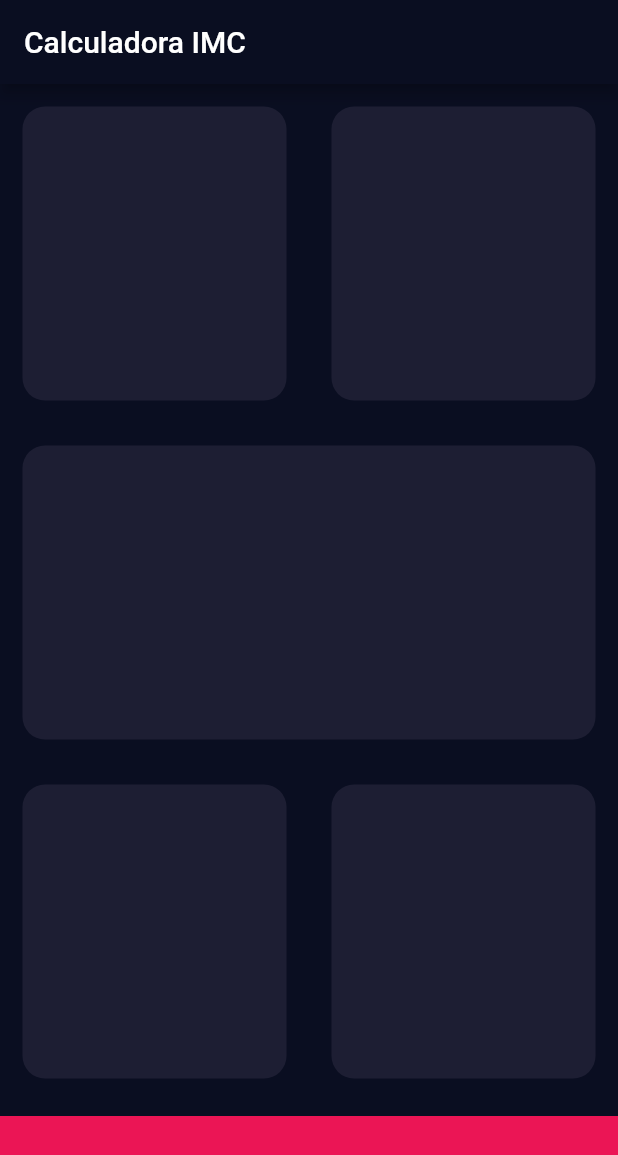
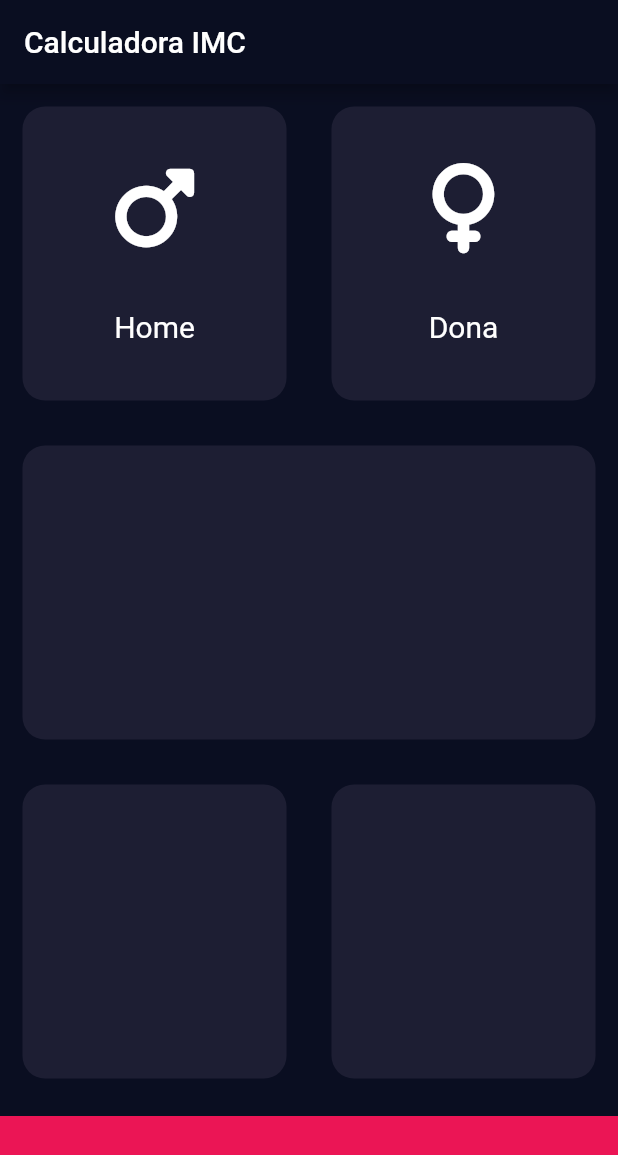
Before and after one commit to DavidCastelloBatet/FlutterCalculadoraIMC, a Flutter app: the screen it shows after launch, on a phone screen of 412 x 824 dp. Shown: the top 1155 px of the screen. Run offline on Flutter 3.47's test engine with Material 2 defaults, Android fonts, the phone set to English and light mode, and no system bars; our stand-ins replace font_awesome_flutter.

Commit message:
gender tarjetes personalitzades

```diff
--- a/lib/home_page.dart
+++ b/lib/home_page.dart
@@ -1,5 +1,6 @@
-import 'package:bmi_calculadora/widgets/reusable_card.dart';
 import 'package:flutter/material.dart';
+import 'package:font_awesome_flutter/font_awesome_flutter.dart';
+import 'package:bmi_calculadora/widgets/widgets.dart';
 
 const bottomContainerHeight = 80.0;
 const Color activeCardColour = Color(0xFF1D1E33);
@@ -20,12 +21,23 @@ class HomePage extends StatelessWidget {
         children: [
           Expanded(
             child: Row(
-              children: [
+              children: const [
                 Expanded(
-                  child: ReusableCard(colorFons: activeCardColour),
+                  child: ReusableCard(
+                    colorFons: activeCardColour,
+                    cardChild: GenderWidget(
+                        iconGender: Icon(FontAwesomeIcons.mars),
+                        textGender: 'Home'),
+                  ),
                 ),
                 Expanded(
-                  child: ReusableCard(colorFons: activeCardColour),
+                  child: ReusableCard(
+                    colorFons: activeCardColour,
+                    cardChild: GenderWidget(
+                      iconGender: Icon(FontAwesomeIcons.venus),
+                      textGender: 'Dona',
+                    ),
+                  ),
                 ),
               ],
             ),
--- a/lib/main.dart
+++ b/lib/main.dart
@@ -11,10 +11,14 @@ class MyApp extends StatelessWidget {
     return MaterialApp(
       title: 'Calculadora IMC',
       theme: ThemeData.dark().copyWith(
+        textTheme: const TextTheme(
+          bodyText2: TextStyle(fontSize: 20.0, color: Colors.white),
+        ),
         appBarTheme: const AppBarTheme(
           backgroundColor: Color(0xFF0A0E21),
         ),
         scaffoldBackgroundColor: const Color(0xFF0A0E21),
+        iconTheme: const IconThemeData(size: 60.0, color: Colors.white),
       ),
       home: const HomePage(),
     );
--- /dev/null
+++ b/lib/widgets/gender.dart
@@ -0,0 +1,20 @@
+import 'package:flutter/material.dart';
+
+class GenderWidget extends StatelessWidget {
+  final Icon iconGender;
+  final String textGender;
+
+  const GenderWidget({
+    Key? key,
+    required this.iconGender,
+    required this.textGender,
+  }) : super(key: key);
+
+  @override
+  Widget build(BuildContext context) {
+    return Column(
+      mainAxisAlignment: MainAxisAlignment.spaceEvenly,
+      children: [iconGender, Text(textGender)],
+    );
+  }
+}
--- a/lib/widgets/reusable_card.dart
+++ b/lib/widgets/reusable_card.dart
@@ -2,10 +2,12 @@ import 'package:flutter/material.dart';
 
 class ReusableCard extends StatelessWidget {
   final Color colorFons;
+  final Widget? cardChild;
 
   const ReusableCard({
     Key? key,
     required this.colorFons,
+    this.cardChild,
   }) : super(key: key);
 
   @override
@@ -18,6 +20,7 @@ class ReusableCard extends StatelessWidget {
           Radius.circular(15),
         ),
       ),
+      child: cardChild,
     );
   }
 }
--- /dev/null
+++ b/lib/widgets/widgets.dart
@@ -0,0 +1,2 @@
+export 'package:bmi_calculadora/widgets/gender.dart';
+export 'package:bmi_calculadora/widgets/reusable_card.dart';
--- a/pubspec.yaml
+++ b/pubspec.yaml
@@ -36,6 +36,7 @@ dependencies:
   # The following adds the Cupertino Icons font to your application.
   # Use with the CupertinoIcons class for iOS style icons.
   cupertino_icons: ^1.0.2
+  font_awesome_flutter: ^10.3.0
 
 dev_dependencies:
   flutter_test:
```
Also changed, not shown: pubspec.lock.
